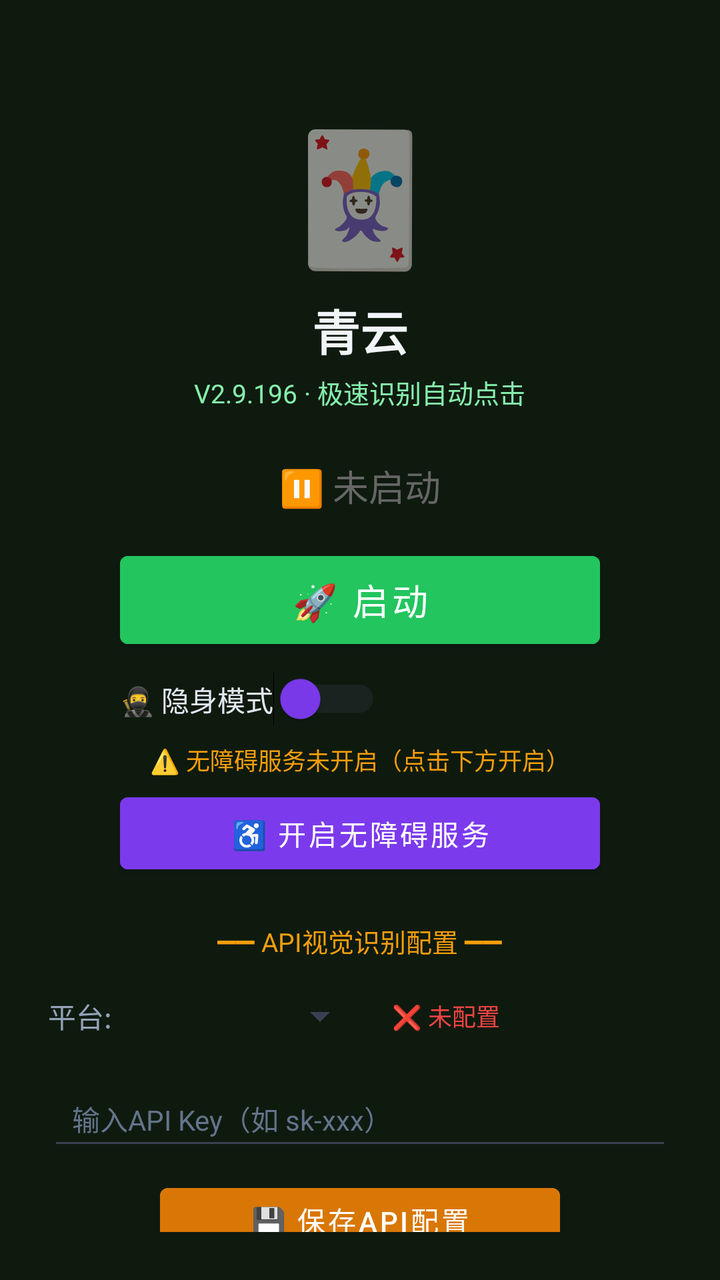
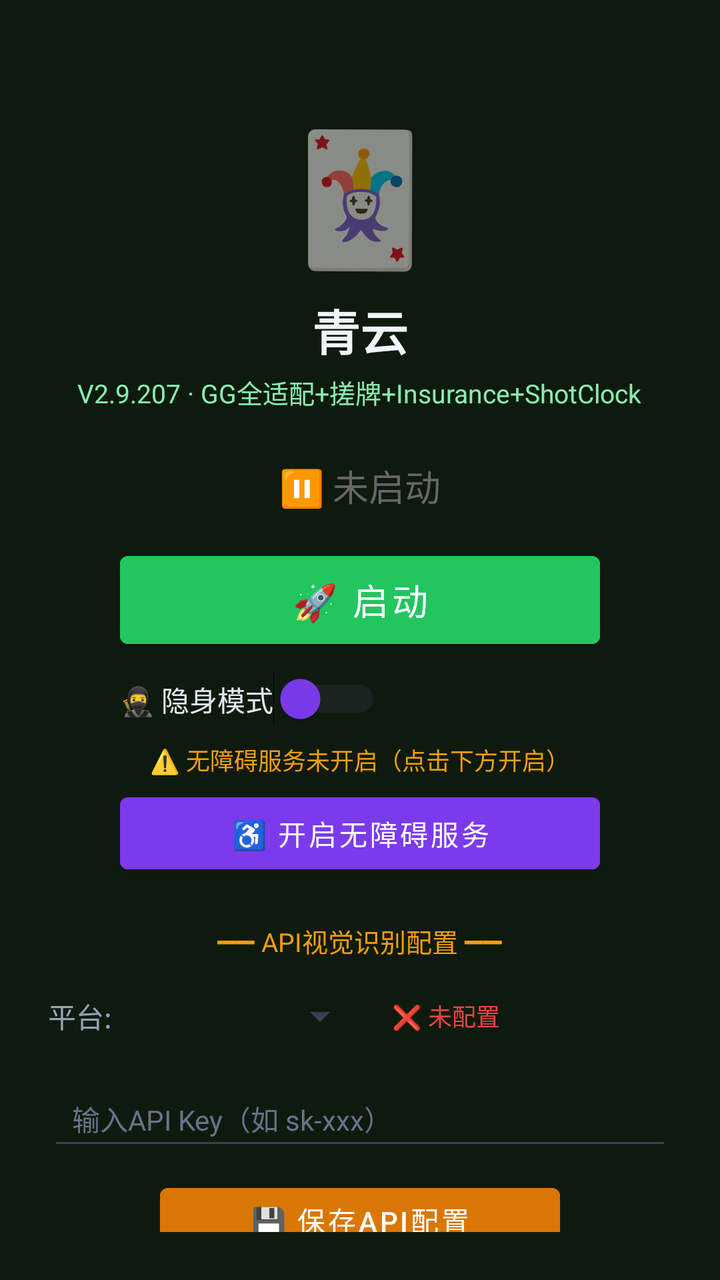

Compare the two renders of this Android layout. The source of the first and the diff that turns it into the second are given below.
<!-- AndroidManifest.xml: activity theme Theme.MjScreenshot -->
<!-- res/layout/activity_main.xml -->
<?xml version="1.0" encoding="utf-8"?>
<LinearLayout xmlns:android="http://schemas.android.com/apk/res/android"
    android:layout_width="match_parent"
    android:layout_height="match_parent"
    android:orientation="vertical"
    android:background="#0f1a0f"
    android:padding="24dp"
    android:gravity="center_horizontal">

    <TextView
        android:layout_width="wrap_content"
        android:layout_height="wrap_content"
        android:text="🃏"
        android:textSize="64sp"
        android:layout_marginTop="30dp" />

    <TextView
        android:layout_width="wrap_content"
        android:layout_height="wrap_content"
        android:text="青云"
        android:textSize="24sp"
        android:textColor="#f1f5f9"
        android:textStyle="bold"
        android:layout_marginTop="8dp" />

    <TextView
        android:layout_width="wrap_content"
        android:layout_height="wrap_content"
        android:text="V2.9.196 · 极速识别自动点击"
        android:textSize="13sp"
        android:textColor="#86efac"
        android:layout_marginTop="4dp" />

    <TextView
        android:id="@+id/tvStatus"
        android:layout_width="wrap_content"
        android:layout_height="wrap_content"
        android:text="⏸ 未启动"
        android:textSize="18sp"
        android:textColor="#666666"
        android:layout_marginTop="24dp" />

    <Button
        android:id="@+id/btnStart"
        android:layout_width="240dp"
        android:layout_height="56dp"
        android:text="🚀 启动"
        android:textSize="18sp"
        android:textColor="#ffffff"
        android:backgroundTint="#22c55e"
        android:layout_marginTop="16dp" />

    <Button
        android:id="@+id/btnHelper"
        android:layout_width="240dp"
        android:layout_height="56dp"
        android:text="🃏 打开智囊"
        android:textSize="16sp"
        android:textColor="#ffffff"
        android:backgroundTint="#16a34a"
        android:layout_marginTop="12dp"
        android:visibility="gone" />

    
    <LinearLayout
        android:layout_width="240dp"
        android:layout_height="wrap_content"
        android:orientation="horizontal"
        android:gravity="center_vertical"
        android:layout_marginTop="8dp">

        <Switch
            android:id="@+id/switchStealth"
            android:layout_width="wrap_content"
            android:layout_height="wrap_content"
            android:text="🥷 隐身模式"
            android:textColor="#e2e8f0"
            android:textSize="14sp"
            android:thumbTint="#7c3aed"
            android:trackTint="#374151" />
    </LinearLayout>

    <TextView
        android:id="@+id/tvAccessibilityStatus"
        android:layout_width="wrap_content"
        android:layout_height="wrap_content"
        android:text="⚠️ 无障碍服务未开启（点击下方开启）"
        android:textSize="12sp"
        android:textColor="#f59e0b"
        android:layout_marginTop="8dp"
        android:gravity="center" />

    <Button
        android:id="@+id/btnAccessibility"
        android:layout_width="240dp"
        android:layout_height="48dp"
        android:text="♿ 开启无障碍服务"
        android:textSize="14sp"
        android:textColor="#ffffff"
        android:backgroundTint="#7c3aed"
        android:layout_marginTop="4dp" />

    <TextView
        android:layout_width="wrap_content"
        android:layout_height="wrap_content"
        android:text="━━ API视觉识别配置 ━━"
        android:textSize="13sp"
        android:textColor="#f59e0b"
        android:layout_marginTop="20dp" />

    <LinearLayout
        android:layout_width="match_parent"
        android:layout_height="wrap_content"
        android:orientation="horizontal"
        android:layout_marginTop="8dp"
        android:gravity="center_vertical">

        <TextView
            android:layout_width="wrap_content"
            android:layout_height="wrap_content"
            android:text="平台:"
            android:textSize="14sp"
            android:textColor="#94a3b8" />

        <Spinner
            android:id="@+id/spinnerProvider"
            android:layout_width="120dp"
            android:layout_height="40dp"
            android:layout_marginStart="8dp"
            android:backgroundTint="#374151" />

        <TextView
            android:id="@+id/tvApiStatus"
            android:layout_width="wrap_content"
            android:layout_height="wrap_content"
            android:text="❌ 未配置"
            android:textSize="12sp"
            android:textColor="#ef4444"
            android:layout_marginStart="12dp" />
    </LinearLayout>

    <EditText
        android:id="@+id/etApiKey"
        android:layout_width="match_parent"
        android:layout_height="44dp"
        android:hint="输入API Key（如 sk-xxx）"
        android:textSize="14sp"
        android:textColor="#e2e8f0"
        android:textColorHint="#64748b"
        android:backgroundTint="#374151"
        android:inputType="textPassword"
        android:layout_marginTop="8dp"
        android:paddingStart="12dp"
        android:paddingEnd="12dp" />

    <Button
        android:id="@+id/btnSaveApi"
        android:layout_width="200dp"
        android:layout_height="44dp"
        android:text="💾 保存API配置"
        android:textSize="14sp"
        android:textColor="#ffffff"
        android:backgroundTint="#d97706"
        android:layout_marginTop="8dp" />

    <TextView
        android:id="@+id/tvHint"
        android:layout_width="wrap_content"
        android:layout_height="wrap_content"
        android:text="先点上方按钮启动截屏"
        android:textSize="13sp"
        android:textColor="#666666"
        android:layout_marginTop="12dp"
        android:gravity="center" />

    <TextView
        android:layout_width="wrap_content"
        android:layout_height="wrap_content"
        android:text="使用步骤：\n1. 配置API Key（支持OpenAI/通义千问VL/硅基流动）\n2. 点「开启无障碍服务」→ 开启\n3. 开启「🥷隐身模式」(反检测)\n4. 点「启动」→ 允许悬浮窗\n5. 打牌时点屏幕上的🎯悬浮球即可截屏识别\n★ 拖动悬浮球可移到不挡牌的位置 ★\n★ 长按悬浮球可展开/收起详细面板 ★\n★ 悬浮球边框颜色=建议：绿=加注 橙=跟注 红=弃牌 ★"
        android:textSize="12sp"
        android:textColor="#64748b"
        android:layout_marginTop="12dp"
        android:lineSpacingExtra="3dp" />

</LinearLayout>
<!-- resources referenced by this layout -->
<resources>
  <style name="Theme.MjScreenshot" parent="Theme.MaterialComponents.DayNight.DarkActionBar">
          <item name="colorPrimary">#1e40af</item>
          <item name="colorPrimaryVariant">#1e3a8a</item>
          <item name="colorOnPrimary">#ffffff</item>
          <item name="android:statusBarColor">#0f172a</item>
      </style>
</resources>

<!-- the commit's change to res/layout/activity_main.xml (unified diff, before → after) -->
@@ -26,7 +26,7 @@
     <TextView
         android:layout_width="wrap_content"
         android:layout_height="wrap_content"
-        android:text="V2.9.196 · 极速识别自动点击"
+        android:text="V2.9.207 · GG全适配+搓牌+Insurance+ShotClock"
         android:textSize="13sp"
         android:textColor="#86efac"
         android:layout_marginTop="4dp" />
